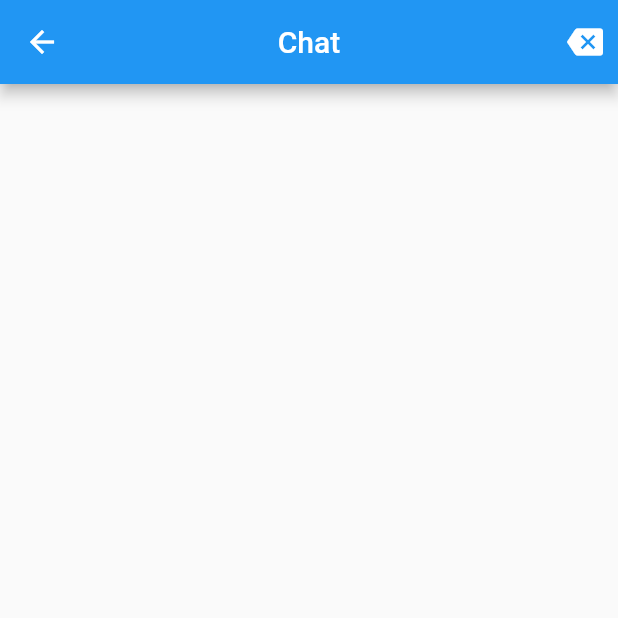
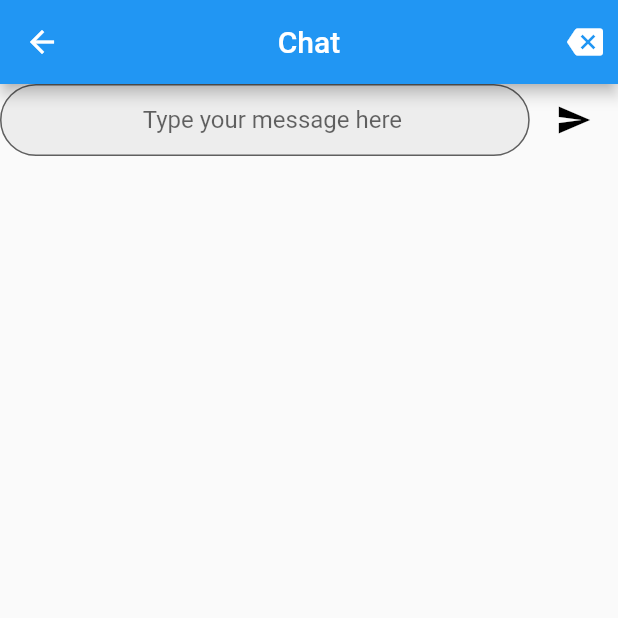
Before and after one commit to hadiuzzaman524/Group-Chat-Applicaion, a Flutter app: the Chat screen opened by its route, on a phone screen of 412 x 824 dp, the top half of it. Run offline on Flutter 3.47's test engine with Material 2 defaults, Android fonts, the phone set to English and light mode, and no system bars; our stand-ins replace animated_text_kit, cloud_firestore, firebase_auth, firebase_core, fluttertoast, modal_progress_hud; accounts and stored records are empty.

Commit message:
store data in fire cloud storage and fixed simple bug

```diff
--- a/easy_chat/lib/chat.dart
+++ b/easy_chat/lib/chat.dart
@@ -1,7 +1,9 @@
+
 import 'package:flutter/material.dart';
 import 'package:firebase_auth/firebase_auth.dart';
 import 'package:flutter/services.dart';
 import 'constants.dart';
+import 'package:cloud_firestore/cloud_firestore.dart';
 
 class Chat extends StatefulWidget {
   static const id = 'chat_page';
@@ -12,7 +14,9 @@ class Chat extends StatefulWidget {
 
 class _ChatState extends State<Chat> {
   final FirebaseAuth auth = FirebaseAuth.instance;
+  final firestore=Firestore.instance;
   User logInUser;
+  String userMessage;
 
   getCurrentUser() {
     try {
@@ -44,21 +48,70 @@ class _ChatState extends State<Chat> {
           Padding(
             padding: const EdgeInsets.all(10.0),
             child: GestureDetector(
-              onTap: (){
+              onTap: () {
                 auth.signOut();
                 SystemNavigator.pop();
                 showToast('Sign Out and Exit Successfully');
               },
-              child: Icon(Icons.backspace,
-              color: Colors.white,
+              child: Icon(
+                Icons.backspace,
+                color: Colors.white,
               ),
             ),
           )
         ],
       ),
       body: Container(
-        child: Column(
-          children: [],
+        child: ListView(
+          children: [
+            Row(
+              children: [
+                Expanded(
+                  flex: 6,
+                  child: TextField(
+                    scrollPadding: EdgeInsets.zero,
+                    textAlign:TextAlign.center,
+                    style: TextStyle(
+                      color: Colors.black87,
+                    ),
+                    decoration: InputDecoration(
+                      hintText: 'Type your message here',
+                      filled: true,
+                      fillColor: Color(0xFFEDEDED),
+                      contentPadding: EdgeInsets.only(top: 0,bottom: 0,left: 10,right: 0.0),
+                      border:OutlineInputBorder(
+                        borderRadius: BorderRadius.all(
+                          Radius.circular(30.0),
+                        ),
+
+                      ),
+                    ),
+                    onChanged: (value){
+                      userMessage=value;
+                    },
+                  ),
+                ),
+                Expanded(
+                  flex: 1,
+                  child: GestureDetector(
+                    onTap: (){
+                     // print(userMessage);
+                      firestore.collection('Messages').add(
+                        {
+                          'sender':logInUser.email,
+                          'information':userMessage,
+                        }
+                      );
+                    },
+                    child: Icon(
+                      Icons.send_sharp,
+                      color: Colors.black,
+                    ),
+                  ),
+                ),
+              ],
+            ),
+          ],
         ),
       ),
     ));
--- a/easy_chat/pubspec.yaml
+++ b/easy_chat/pubspec.yaml
@@ -28,12 +28,13 @@ dependencies:
   # The following adds the Cupertino Icons font to your application.
   # Use with the CupertinoIcons class for iOS style icons.
   cupertino_icons: ^1.0.0
-  animated_text_kit: ^2.4.1
+  animated_text_kit: ^2.5.0
   firebase_core: ^0.5.0+1
   firebase_auth: ^0.18.1+2
   firebase_storage: ^4.0.1
   modal_progress_hud: ^0.1.3
   fluttertoast: ^7.1.1
+  cloud_firestore: ^0.14.1+3
 
 dev_dependencies:
   flutter_test:
```
Also changed, not shown: easy_chat/pubspec.lock, 1 other file.
